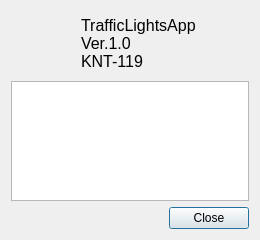
Above: aboutform.ui from VladosYetti/CourseWork-TrafficLights-KNT-119 before the change. Below: the same form after it.
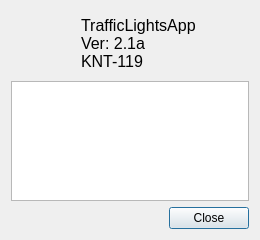
That is the form after the change. Icons and pictures are not drawn.

Patch:
```diff
--- a/aboutform.ui
+++ b/aboutform.ui
@@ -64,7 +64,7 @@
          </property>
          <property name="text">
           <string>TrafficLightsApp
-Ver.1.0
+Ver: 2.1a
 KNT-119</string>
          </property>
         </widget>
```
